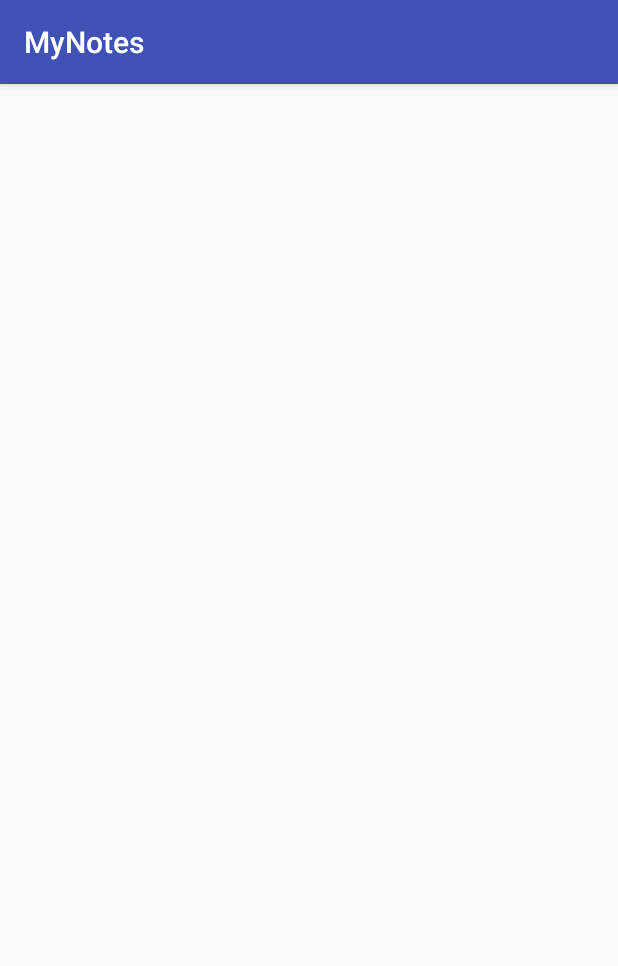
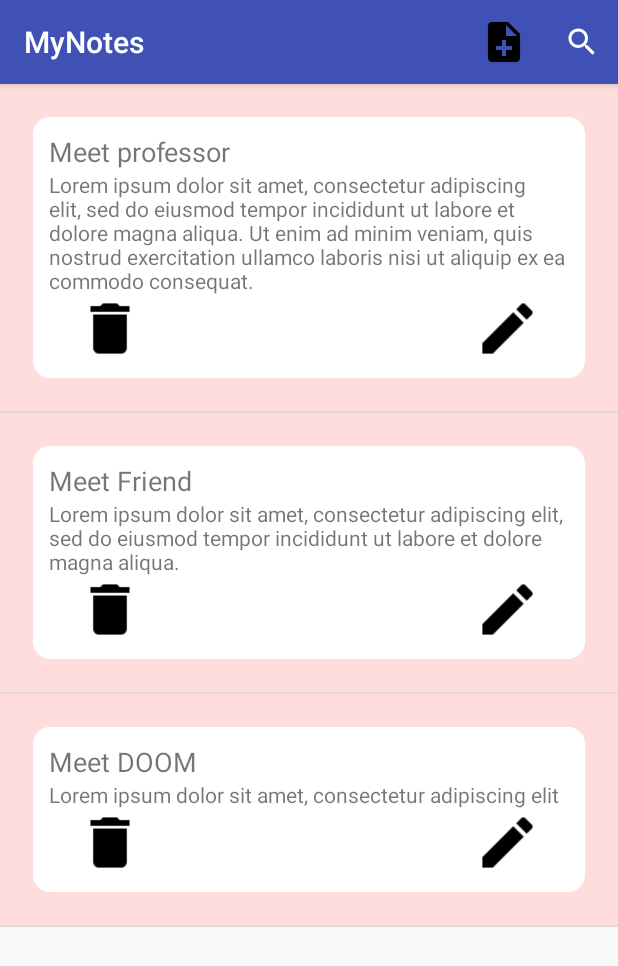
Before and after one commit to KrabeOtake/Android_Courses, an Android app: the screen it shows after launch (MainActivity), on a phone screen of 412 x 824 dp. Shown: the top 966 px of the screen. Run offline under Robolectric (Android 15) with nearby library versions, the phone set to English and light mode, and no system bars.

Commit message:
Unit 3 - Part 2

```diff
--- a/CompleteKotlinAndroid/MyNotes/app/build.gradle
+++ b/CompleteKotlinAndroid/MyNotes/app/build.gradle
@@ -25,10 +25,10 @@ android {
 
 dependencies {
     implementation fileTree(dir: 'libs', include: ['*.jar'])
-    androidTestImplementation ('com.android.support.test.espresso:espresso-core:3.0.1', {
+    androidTestImplementation('com.android.support.test.espresso:espresso-core:3.0.1', {
         exclude group: 'com.android.support', module: 'support-annotations'
     })
-    implementation"org.jetbrains.kotlin:kotlin-stdlib-jre7:$kotlin_version"
+    implementation "org.jetbrains.kotlin:kotlin-stdlib-jre7:$kotlin_version"
     implementation 'com.android.support:appcompat-v7:25.4.0'
     testImplementation 'junit:junit:4.12'
     implementation 'com.android.support.constraint:constraint-layout:1.0.2'
--- a/CompleteKotlinAndroid/MyNotes/app/src/main/AndroidManifest.xml
+++ b/CompleteKotlinAndroid/MyNotes/app/src/main/AndroidManifest.xml
@@ -16,6 +16,7 @@
                 <category android:name="android.intent.category.LAUNCHER" />
             </intent-filter>
         </activity>
+        <activity android:name=".AddNotesActivity"></activity>
     </application>
 
 </manifest>
--- a/CompleteKotlinAndroid/MyNotes/app/src/main/java/com/example/vlad/mynotes/MainActivity.kt
+++ b/CompleteKotlinAndroid/MyNotes/app/src/main/java/com/example/vlad/mynotes/MainActivity.kt
@@ -1,12 +1,92 @@
 package com.example.vlad.mynotes
 
+import android.app.SearchManager
+import android.content.Context
+import android.content.Intent
 import android.support.v7.app.AppCompatActivity
 import android.os.Bundle
+import android.view.Menu
+import android.view.MenuItem
+import android.view.View
+import android.view.ViewGroup
+import android.widget.BaseAdapter
+import android.widget.SearchView
+import android.widget.Toast
+import kotlinx.android.synthetic.main.activity_main.*
+import kotlinx.android.synthetic.main.ticket.view.*
 
 class MainActivity : AppCompatActivity() {
+
+    var listNotes = ArrayList<Node>()
 
     override fun onCreate(savedInstanceState: Bundle?) {
         super.onCreate(savedInstanceState)
         setContentView(R.layout.activity_main)
+
+        listNotes.add(Node(1, "Meet professor", "Lorem ipsum dolor sit amet, consectetur adipiscing elit, sed do eiusmod tempor incididunt ut labore et dolore magna aliqua. Ut enim ad minim veniam, quis nostrud exercitation ullamco laboris nisi ut aliquip ex ea commodo consequat."))
+        listNotes.add(Node(2, "Meet Friend", "Lorem ipsum dolor sit amet, consectetur adipiscing elit, sed do eiusmod tempor incididunt ut labore et dolore magna aliqua."))
+        listNotes.add(Node(3, "Meet DOOM", "Lorem ipsum dolor sit amet, consectetur adipiscing elit"))
+
+        var myNotesAdapter = MyNotesAdapter(listNotes)
+        lvNotes.adapter = myNotesAdapter
+    }
+
+    override fun onCreateOptionsMenu(menu: Menu?): Boolean {
+
+        menuInflater.inflate(R.menu.main_menu, menu)
+
+        val searchView = menu!!.findItem(R.id.app_bar_search).actionView as SearchView
+        val searchManager = getSystemService(Context.SEARCH_SERVICE) as SearchManager
+
+        searchView.setSearchableInfo(searchManager.getSearchableInfo(componentName))
+        searchView.setOnQueryTextListener(object : SearchView.OnQueryTextListener{
+            override fun onQueryTextSubmit(query:String): Boolean {
+                Toast.makeText(applicationContext, query, Toast.LENGTH_SHORT).show()
+                return false
+            }
+
+            override fun onQueryTextChange(newtext:String) : Boolean{
+                return false
+            }
+        })
+        return super.onCreateOptionsMenu(menu)
+    }
+
+    override fun onOptionsItemSelected(item: MenuItem?): Boolean {
+        when(item?.itemId){
+            R.id.addNote ->{
+                var intent = Intent(this, AddNotesActivity::class.java)
+                startActivity(intent)
+            }
+        }
+        return super.onOptionsItemSelected(item)
+    }
+    inner class MyNotesAdapter: BaseAdapter{
+
+        var listNotesAdapter = ArrayList<Node>()
+        constructor(listNotesAdapter:ArrayList<Node>): super(){
+            this.listNotesAdapter = listNotesAdapter
+        }
+
+        override fun getView(position: Int, convertView: View?, parent: ViewGroup?): View {
+            var myView = layoutInflater.inflate(R.layout.ticket, null)
+            var myNode = listNotesAdapter[position]
+            myView.textView.text = myNode.nodeTitle
+            myView.textView2.text = myNode.nodeDesc
+
+            return myView
+        }
+
+        override fun getItem(position: Int): Any {
+            return listNotesAdapter[position]
+        }
+
+        override fun getItemId(position: Int): Long {
+            return position.toLong()
+        }
+
+        override fun getCount(): Int {
+            return listNotesAdapter.size
+        }
     }
 }
--- a/CompleteKotlinAndroid/MyNotes/app/src/main/java/com/example/vlad/mynotes/Node.kt
+++ b/CompleteKotlinAndroid/MyNotes/app/src/main/java/com/example/vlad/mynotes/Node.kt
@@ -3,4 +3,14 @@ package com.example.vlad.mynotes
 /**
  * Created by Vlad on 04.09.2017.
  */
-class Node(nodeID: Int, nodeTitle: String, nodeDesc: String)
+class Node{
+    var nodeID: Int? = null
+    var nodeTitle: String? = null
+    var nodeDesc: String? = null
+
+    constructor(nodeID: Int, nodeTitle: String, nodeDesc: String){
+        this.nodeID = nodeID
+        this.nodeTitle = nodeTitle
+        this.nodeDesc = nodeDesc
+    }
+}
--- /dev/null
+++ b/CompleteKotlinAndroid/MyNotes/app/src/main/res/drawable/ic_search_black_24dp.xml
@@ -0,0 +1,9 @@
+<vector xmlns:android="http://schemas.android.com/apk/res/android"
+        android:width="24dp"
+        android:height="24dp"
+        android:viewportWidth="24.0"
+        android:viewportHeight="24.0">
+    <path
+        android:fillColor="#FF000000"
+        android:pathData="M15.5,14h-0.79l-0.28,-0.27C15.41,12.59 16,11.11 16,9.5 16,5.91 13.09,3 9.5,3S3,5.91 3,9.5 5.91,16 9.5,16c1.61,0 3.09,-0.59 4.23,-1.57l0.27,0.28v0.79l5,4.99L20.49,19l-4.99,-5zM9.5,14C7.01,14 5,11.99 5,9.5S7.01,5 9.5,5 14,7.01 14,9.5 11.99,14 9.5,14z"/>
+</vector>
--- a/CompleteKotlinAndroid/MyNotes/app/src/main/res/layout/activity_main.xml
+++ b/CompleteKotlinAndroid/MyNotes/app/src/main/res/layout/activity_main.xml
@@ -7,4 +7,8 @@
     android:orientation="vertical"
     tools:context="com.example.vlad.mynotes.MainActivity">
 
+    <ListView
+        android:id="@+id/lvNotes"
+        android:layout_width="match_parent"
+        android:layout_height="match_parent" />
 </LinearLayout>
--- a/CompleteKotlinAndroid/MyNotes/app/src/main/res/layout/ticket.xml
+++ b/CompleteKotlinAndroid/MyNotes/app/src/main/res/layout/ticket.xml
@@ -17,14 +17,14 @@
         android:orientation="vertical">
 
         <TextView
-            android:id="@+id/textView2"
+            android:id="@+id/textView"
             android:layout_width="match_parent"
             android:layout_height="wrap_content"
             android:text="Title"
             android:textSize="18sp"/>
 
         <TextView
-            android:id="@+id/textView"
+            android:id="@+id/textView2"
             android:layout_width="match_parent"
             android:layout_height="wrap_content"
             android:text="Lorem ipsum dolor sit amet, consectetur adipiscing elit, sed do eiusmod tempor incididunt ut labore et dolore magna aliqua. Ut enim ad minim veniam, quis nostrud exercitation ullamco laboris nisi ut aliquip ex ea commodo consequat." />
@@ -35,19 +35,24 @@
             android:orientation="horizontal">
 
             <ImageView
+                android:id="@+id/imageView"
+                android:layout_width="20pt"
+                android:layout_height="20pt"
+                android:layout_weight="1"
+                app:srcCompat="@drawable/ic_delete_black_24dp" />
+
+            <Space
+                android:layout_width="wrap_content"
+                android:layout_height="wrap_content"
+                android:layout_weight="5" />
+
+            <ImageView
                 android:id="@+id/imageView2"
                 android:layout_width="20pt"
                 android:layout_height="20pt"
                 android:layout_weight="1"
                 app:srcCompat="@drawable/ic_edit_black_24dp" />
 
-            <ImageView
-                android:id="@+id/imageView"
-                android:layout_width="20pt"
-                android:layout_height="20pt"
-                android:layout_weight="1"
-                app:srcCompat="@drawable/ic_delete_black_24dp" />
-
         </LinearLayout>
 
     </LinearLayout>
--- /dev/null
+++ b/CompleteKotlinAndroid/MyNotes/app/src/main/res/menu/main_menu.xml
@@ -0,0 +1,16 @@
+<?xml version="1.0" encoding="utf-8"?>
+<menu xmlns:app="http://schemas.android.com/apk/res-auto"
+    xmlns:android="http://schemas.android.com/apk/res/android">
+
+    <item
+        android:id="@+id/addNote"
+        android:icon="@drawable/ic_note_add_black_24dp"
+        android:title="Item"
+        app:showAsAction="ifRoom" />
+    <item
+        android:id="@+id/app_bar_search"
+        app:actionViewClass="android.widget.SearchView"
+        android:icon="@drawable/ic_search_black_24dp"
+        android:title="Search"
+        app:showAsAction="always" />
+</menu>
```
Also changed, not shown: CompleteKotlinAndroid/MyNotes/app/src/main/java/com/example/vlad/mynotes/AddNotesActivity.kt (added, +17 -0 lines), CompleteKotlinAndroid/MyNotes/app/src/main/res/layout/activity_add_notes.xml (added, +51 -0 lines), CompleteKotlinAndroid/MyNotes/app/src/main/res/drawable/ic_note_add_black_24dp.png (added), CompleteKotlinAndroid/MyNotes/app/src/main/res/drawable/ic_search_black_24dp.png (added).
